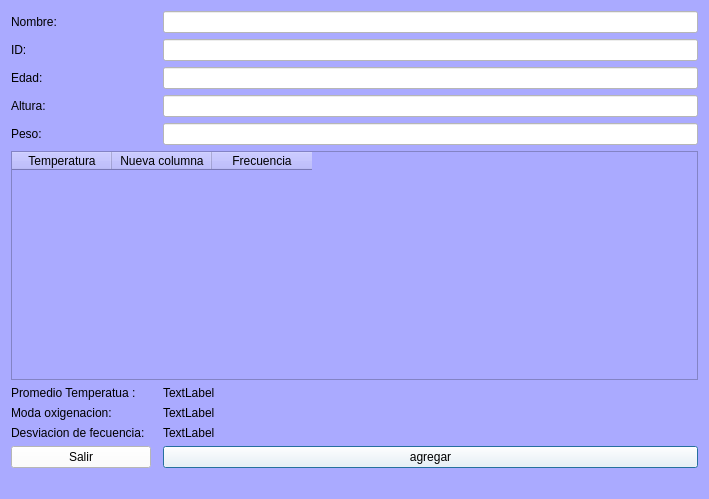
The window that ventana_verdatos.ui (isavalenra/PROYECTOFINAL_INFO2) describes before a commit, drawn with Qt 5.
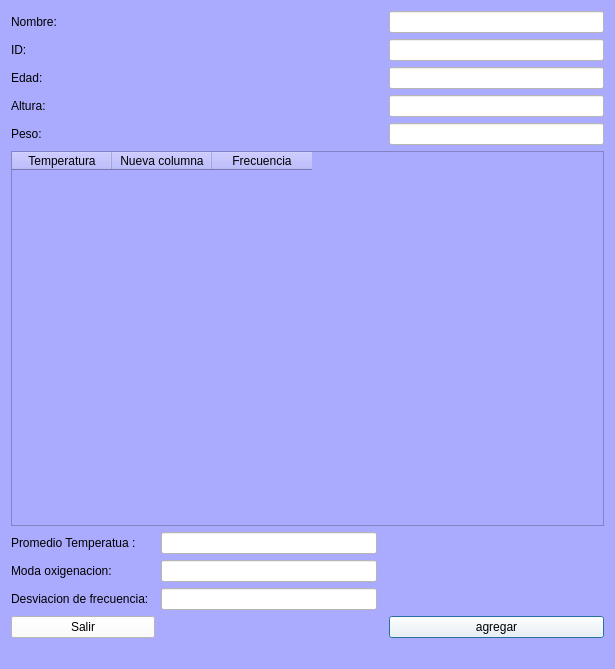
The same window after the commit.

Commit message: actualizacion de ventana ver datos

Diff of the .ui file:
```diff
--- a/ventana_verdatos.ui
+++ b/ventana_verdatos.ui
@@ -6,8 +6,8 @@
    <rect>
     <x>0</x>
     <y>0</y>
-    <width>709</width>
-    <height>499</height>
+    <width>615</width>
+    <height>669</height>
    </rect>
   </property>
   <property name="windowTitle">
@@ -17,56 +17,6 @@
    <string notr="true">background-color: rgb(170, 170, 255)</string>
   </property>
   <layout class="QGridLayout" name="gridLayout">
-   <item row="5" column="0">
-    <widget class="QLabel" name="label_4">
-     <property name="text">
-      <string>Edad:</string>
-     </property>
-    </widget>
-   </item>
-   <item row="6" column="0">
-    <widget class="QLabel" name="label_5">
-     <property name="text">
-      <string>Altura:</string>
-     </property>
-    </widget>
-   </item>
-   <item row="8" column="0">
-    <widget class="QLabel" name="label_6">
-     <property name="text">
-      <string>Peso:</string>
-     </property>
-    </widget>
-   </item>
-   <item row="11" column="0" colspan="3">
-    <widget class="QTableWidget" name="tabla_signos">
-     <property name="styleSheet">
-      <string notr="true"/>
-     </property>
-     <column>
-      <property name="text">
-       <string>Temperatura</string>
-      </property>
-     </column>
-     <column>
-      <property name="text">
-       <string>Nueva columna</string>
-      </property>
-     </column>
-     <column>
-      <property name="text">
-       <string>Frecuencia</string>
-      </property>
-     </column>
-    </widget>
-   </item>
-   <item row="12" column="2">
-    <widget class="QLabel" name="promedio_temperatura">
-     <property name="text">
-      <string>TextLabel</string>
-     </property>
-    </widget>
-   </item>
    <item row="13" column="0">
     <widget class="QLabel" name="label_8">
      <property name="text">
@@ -81,20 +31,6 @@
      </property>
     </widget>
    </item>
-   <item row="0" column="2">
-    <widget class="QLineEdit" name="ingresar_nombre">
-     <property name="styleSheet">
-      <string notr="true">background-color:rgb(255, 255, 255)</string>
-     </property>
-    </widget>
-   </item>
-   <item row="5" column="2">
-    <widget class="QLineEdit" name="ingresar_edad">
-     <property name="styleSheet">
-      <string notr="true">background-color: rgb(255, 255, 255)</string>
-     </property>
-    </widget>
-   </item>
    <item row="4" column="0">
     <widget class="QLabel" name="label_3">
      <property name="text">
@@ -102,6 +38,20 @@
      </property>
     </widget>
    </item>
+   <item row="4" column="3">
+    <widget class="QLineEdit" name="ingresar_id">
+     <property name="styleSheet">
+      <string notr="true">background-color:rgb(255, 255, 255)</string>
+     </property>
+    </widget>
+   </item>
+   <item row="14" column="0">
+    <widget class="QLabel" name="label_9">
+     <property name="text">
+      <string>Desviacion de frecuencia:  </string>
+     </property>
+    </widget>
+   </item>
    <item row="0" column="0">
     <widget class="QLabel" name="label_2">
      <property name="text">
@@ -109,49 +59,7 @@
      </property>
     </widget>
    </item>
-   <item row="14" column="0">
-    <widget class="QLabel" name="label_9">
-     <property name="text">
-      <string>Desviacion de fecuencia:  </string>
-     </property>
-    </widget>
-   </item>
-   <item row="13" column="2">
-    <widget class="QLabel" name="moda_oxigena">
-     <property name="text">
-      <string>TextLabel</string>
-     </property>
-    </widget>
-   </item>
-   <item row="4" column="2">
-    <widget class="QLineEdit" name="ingresar_id">
-     <property name="styleSheet">
-      <string notr="true">background-color:rgb(255, 255, 255)</string>
-     </property>
-    </widget>
-   </item>
-   <item row="8" column="2">
-    <widget class="QLineEdit" name="ingresar_peso">
-     <property name="styleSheet">
-      <string notr="true">background-color: rgb(255, 255, 255)</string>
-     </property>
-    </widget>
-   </item>
-   <item row="6" column="2">
-    <widget class="QLineEdit" name="ingresar_altura">
-     <property name="styleSheet">
-      <string notr="true">background-color:rgb(255, 255, 255)</string>
-     </property>
-    </widget>
-   </item>
-   <item row="14" column="2">
-    <widget class="QLabel" name="desviacion_frec">
-     <property name="text">
-      <string>TextLabel</string>
-     </property>
-    </widget>
-   </item>
-   <item row="17" column="0" colspan="3">
+   <item row="17" column="0" colspan="4">
     <widget class="QLabel" name="label">
      <property name="styleSheet">
       <string notr="true"/>
@@ -161,7 +69,7 @@
      </property>
     </widget>
    </item>
-   <item row="16" column="2">
+   <item row="16" column="3">
     <widget class="QPushButton" name="agregar_datos">
      <property name="styleSheet">
       <string notr="true">background-color: rgb(255, 255, 255)</string>
@@ -171,6 +79,35 @@
      </property>
     </widget>
    </item>
+   <item row="11" column="0" colspan="4">
+    <widget class="QTableWidget" name="tabla_signos">
+     <property name="styleSheet">
+      <string notr="true"/>
+     </property>
+     <column>
+      <property name="text">
+       <string>Temperatura</string>
+      </property>
+     </column>
+     <column>
+      <property name="text">
+       <string>Nueva columna</string>
+      </property>
+     </column>
+     <column>
+      <property name="text">
+       <string>Frecuencia</string>
+      </property>
+     </column>
+    </widget>
+   </item>
+   <item row="8" column="3">
+    <widget class="QLineEdit" name="ingresar_peso">
+     <property name="styleSheet">
+      <string notr="true">background-color: rgb(255, 255, 255)</string>
+     </property>
+    </widget>
+   </item>
    <item row="16" column="0">
     <widget class="QPushButton" name="salir_de_ventana">
      <property name="styleSheet">
@@ -181,6 +118,69 @@
      </property>
     </widget>
    </item>
+   <item row="8" column="0">
+    <widget class="QLabel" name="label_6">
+     <property name="text">
+      <string>Peso:</string>
+     </property>
+    </widget>
+   </item>
+   <item row="6" column="0">
+    <widget class="QLabel" name="label_5">
+     <property name="text">
+      <string>Altura:</string>
+     </property>
+    </widget>
+   </item>
+   <item row="5" column="0">
+    <widget class="QLabel" name="label_4">
+     <property name="text">
+      <string>Edad:</string>
+     </property>
+    </widget>
+   </item>
+   <item row="13" column="1">
+    <widget class="QLineEdit" name="ingresar_oxigenacion">
+     <property name="styleSheet">
+      <string notr="true">background-color: rgb(255, 255, 255)</string>
+     </property>
+    </widget>
+   </item>
+   <item row="0" column="3">
+    <widget class="QLineEdit" name="ingresar_nombre">
+     <property name="styleSheet">
+      <string notr="true">background-color:rgb(255, 255, 255)</string>
+     </property>
+    </widget>
+   </item>
+   <item row="5" column="3">
+    <widget class="QLineEdit" name="ingresar_edad">
+     <property name="styleSheet">
+      <string notr="true">background-color: rgb(255, 255, 255)</string>
+     </property>
+    </widget>
+   </item>
+   <item row="6" column="3">
+    <widget class="QLineEdit" name="ingresar_altura">
+     <property name="styleSheet">
+      <string notr="true">background-color:rgb(255, 255, 255)</string>
+     </property>
+    </widget>
+   </item>
+   <item row="12" column="1">
+    <widget class="QLineEdit" name="ingresar_promtem">
+     <property name="styleSheet">
+      <string notr="true">background-color: rgb(255, 255, 255)</string>
+     </property>
+    </widget>
+   </item>
+   <item row="14" column="1">
+    <widget class="QLineEdit" name="ingresar_desfre">
+     <property name="styleSheet">
+      <string notr="true">background-color: rgb(255, 255, 255)</string>
+     </property>
+    </widget>
+   </item>
   </layout>
  </widget>
  <resources/>
```
